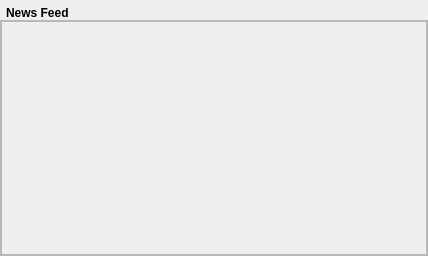
Old version of the form retroshare-gui/src/gui/NewsFeed.ui in the repository RetroShare/RetroShare.
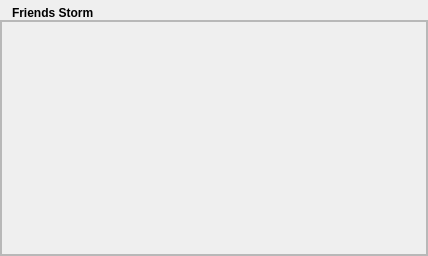
New version of the form. Icons and pictures are not drawn.

Commit message: Fixed to display latest events at the Top of the Widget.

```diff
--- a/retroshare-gui/src/gui/NewsFeed.ui
+++ b/retroshare-gui/src/gui/NewsFeed.ui
@@ -23,7 +23,7 @@
    <item row="0" column="0">
     <layout class="QGridLayout" name="gridLayout">
      <property name="leftMargin">
-      <number>0</number>
+      <number>6</number>
      </property>
      <property name="topMargin">
       <number>6</number>
@@ -67,7 +67,7 @@
 &lt;html&gt;&lt;head&gt;&lt;meta name=&quot;qrichtext&quot; content=&quot;1&quot; /&gt;&lt;style type=&quot;text/css&quot;&gt;
 p, li { white-space: pre-wrap; }
 &lt;/style&gt;&lt;/head&gt;&lt;body style=&quot; font-family:'MS Shell Dlg 2'; font-size:8.25pt; font-weight:400; font-style:normal;&quot;&gt;
-&lt;p style=&quot; margin-top:0px; margin-bottom:0px; margin-left:0px; margin-right:0px; -qt-block-indent:0; text-indent:0px;&quot;&gt;&lt;span style=&quot; font-size:9pt; font-weight:600;&quot;&gt;News Feed&lt;/span&gt;&lt;/p&gt;&lt;/body&gt;&lt;/html&gt;</string>
+&lt;p style=&quot; margin-top:0px; margin-bottom:0px; margin-left:0px; margin-right:0px; -qt-block-indent:0; text-indent:0px;&quot;&gt;&lt;span style=&quot; font-size:9pt; font-weight:600;&quot;&gt;Friends Storm&lt;/span&gt;&lt;/p&gt;&lt;/body&gt;&lt;/html&gt;</string>
        </property>
       </widget>
      </item>
```
The commit also changes 1 other file.
